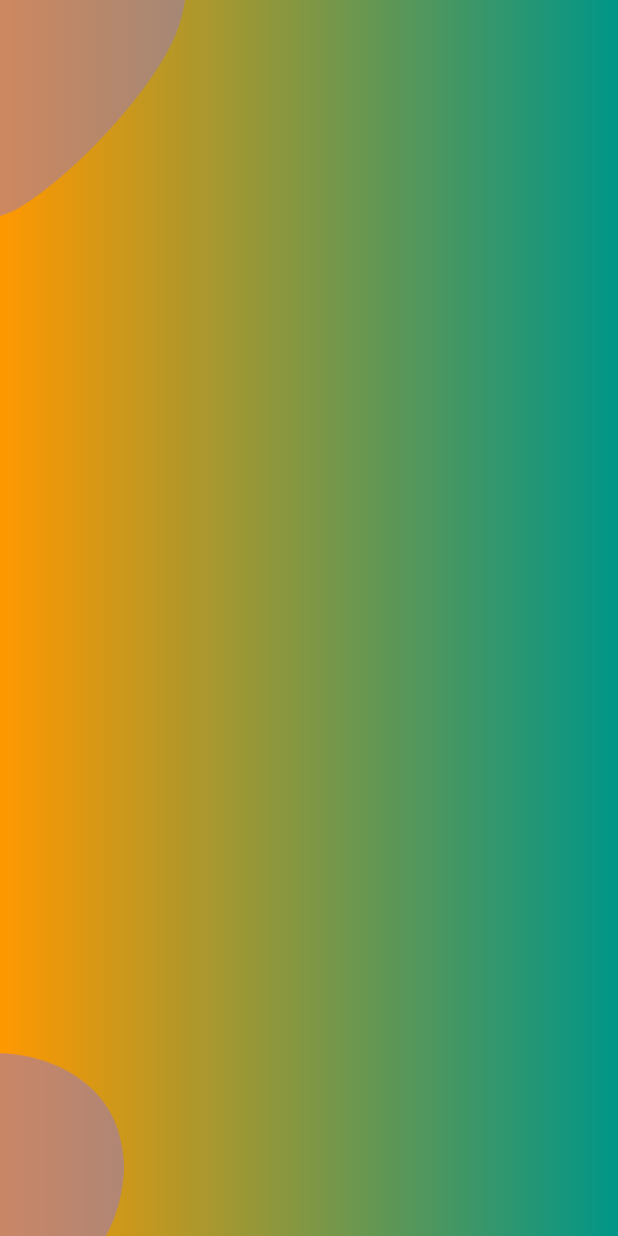
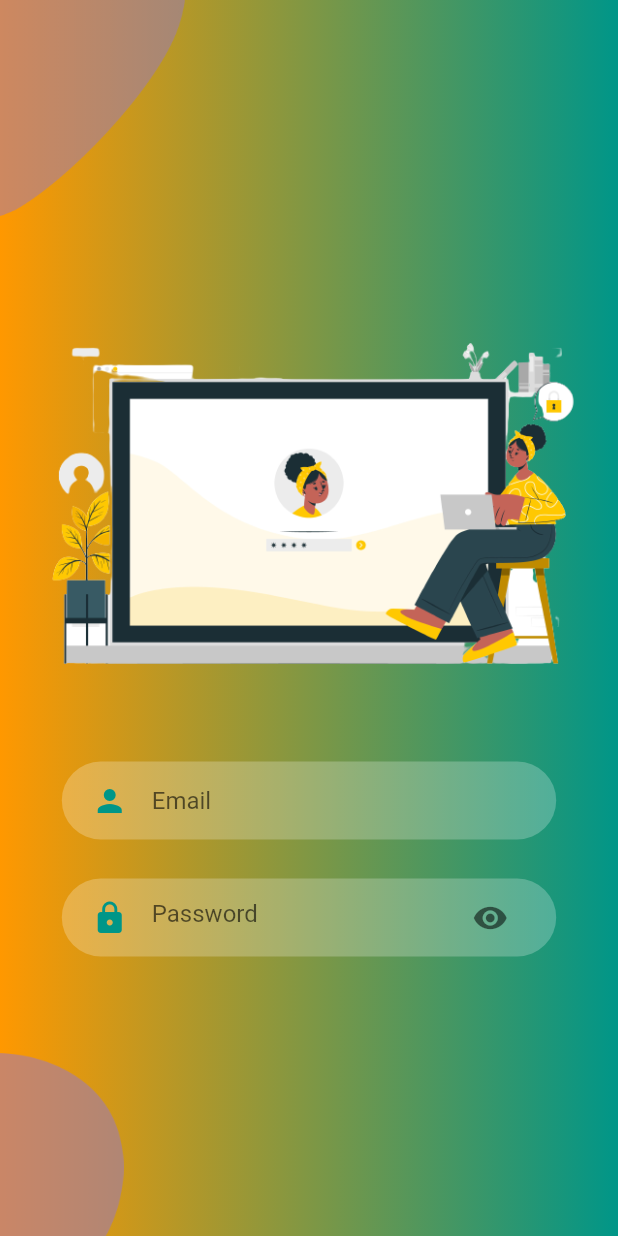
Before and after one commit to otegaoo/flutter-fiverr, a Flutter app: the screen it shows after launch, after a tap on "LOGIN", on a phone screen of 412 x 824 dp. Run offline on Flutter 3.47's test engine with Material 2 defaults, Android fonts, the phone set to English and light mode, and no system bars; our stand-ins replace firebase_auth, firebase_core; accounts and stored records are empty.

Commit message:
FE || Flutter-ui || Login-page password field video #15

```diff
--- a/fiverr/lib/LoginScreen/background.dart
+++ b/fiverr/lib/LoginScreen/background.dart
@@ -1,9 +1,10 @@
 import 'package:flutter/material.dart';
 
 class LoginBackground extends StatelessWidget {
-  //final Widget child;
 
-  //const WelcomeBackground({required this.child});
+  final Widget child;
+
+  LoginBackground({required this.child});
 
   @override
   Widget build(BuildContext context) {
@@ -37,7 +38,7 @@ class LoginBackground extends StatelessWidget {
               color: Colors.deepPurple.shade300,
               width: size.width * 0.2,)
               ),
-              //child,
+              child,
         ],
         )
     );
--- a/fiverr/lib/LoginScreen/body.dart
+++ b/fiverr/lib/LoginScreen/body.dart
@@ -1,3 +1,6 @@
+import 'package:fiverr/LoginScreen/background.dart';
+import 'package:fiverr/Widgets/rounded_input_field.dart';
+import 'package:fiverr/Widgets/rounded_password_field.dart';
 import 'package:flutter/material.dart';
 
 class LoginBody extends StatefulWidget {
@@ -7,8 +10,40 @@ class LoginBody extends StatefulWidget {
 }
 
 class _LoginBodyState extends State<LoginBody> {
+
+  final TextEditingController _emailController = TextEditingController();
+  final TextEditingController _passwordController = TextEditingController();
+
   @override
   Widget build(BuildContext context) {
-    return Container();
+    Size size = MediaQuery.of(context).size;
+    return LoginBackground(
+      child: SingleChildScrollView(
+        child: Column(
+          mainAxisAlignment: MainAxisAlignment.center,
+          children: [
+            SizedBox(height: size.height * 0.04,),
+            Image.asset('assets/icons/login.png',
+            height: size.height * 0.32,
+            ),
+            SizedBox(height: size.height * 0.03,),
+            RoundedInputField(
+              hintText: 'Email',
+              icon: Icons.person,
+              onChanged: (value)
+              {
+                  _emailController.text = value;
+                },
+              ),
+              const SizedBox(height: 6,),
+              RoundedPasswordField(
+                onChanged: (value) {
+                  _passwordController.text = value;
+                },
+              ),
+          ]
+        ),
+      )
+    );
   }
 }
--- a/fiverr/lib/LoginScreen/login_screen.dart
+++ b/fiverr/lib/LoginScreen/login_screen.dart
@@ -8,7 +8,7 @@ class LoginScreen extends StatelessWidget {
   @override
   Widget build(BuildContext context) {
     return Scaffold(
-      body: LoginBackground(),
+      body: LoginBody(),
     );
   }
 }
--- /dev/null
+++ b/fiverr/lib/Widgets/rounded_input_field.dart
@@ -0,0 +1,33 @@
+import 'package:fiverr/Widgets/text_field_container.dart';
+import 'package:flutter/material.dart';
+
+class RoundedInputField extends StatelessWidget {
+
+  final String hintText;
+  final IconData icon;
+  final ValueChanged<String> onChanged;
+
+RoundedInputField({
+  required this.hintText,
+  this.icon = Icons.person,
+  required this.onChanged,
+});
+
+  @override
+  Widget build(BuildContext context) {
+    return TextFieldContainer(
+      child: TextField(
+        onChanged: onChanged,
+        cursorColor: Colors.teal,
+        decoration: InputDecoration(
+          icon: Icon(
+            icon,
+            color: Colors.teal,
+            ),
+            hintText: hintText,
+            border: InputBorder.none,
+          )
+        ),
+    );
+  }
+}
--- /dev/null
+++ b/fiverr/lib/Widgets/rounded_password_field.dart
@@ -0,0 +1,50 @@
+import 'package:fiverr/Widgets/text_field_container.dart';
+import 'package:flutter/material.dart';
+
+class RoundedPasswordField extends StatefulWidget {
+
+  final ValueChanged<String> onChanged;
+
+  RoundedPasswordField({
+    required this.onChanged,
+  });
+
+  @override
+  State<RoundedPasswordField> createState() => _RoundedPasswordFieldState();
+}
+
+bool obscureText = true;
+
+class _RoundedPasswordFieldState extends State<RoundedPasswordField> {
+  @override
+  Widget build(BuildContext context) {
+    return TextFieldContainer(
+      child: TextFormField(
+        obscureText: !obscureText,
+        onChanged: widget.onChanged,
+        cursorColor: Colors.teal,
+        decoration: InputDecoration(
+          hintText: 'Password',
+          icon: Icon(
+            Icons.lock,
+          color: Colors.teal,
+          ),
+          suffixIcon: GestureDetector(
+            onTap: (){
+              setState(() {
+                obscureText = !obscureText;
+              });
+            },
+            child: Icon(
+              obscureText
+              ? Icons.visibility
+              : Icons.visibility_off,
+              color: Colors.black54,
+              ),
+          ),
+          border:InputBorder.none,
+        ),
+      )
+    );
+  }
+}
--- /dev/null
+++ b/fiverr/lib/Widgets/text_field_container.dart
@@ -0,0 +1,24 @@
+import 'package:flutter/material.dart';
+
+class TextFieldContainer extends StatelessWidget {
+  final Widget child;
+
+  TextFieldContainer({
+    required this.child,
+  });
+
+  @override
+  Widget build(BuildContext context) {
+    Size size = MediaQuery.of(context).size;
+    return Container(
+      margin: const EdgeInsets.symmetric(vertical: 10),
+      padding: const EdgeInsets.symmetric(horizontal: 20, vertical: 2),
+      width: size.width * 0.8,
+      decoration: BoxDecoration(
+        color: Colors.white24 ,
+        borderRadius: BorderRadius.circular(29),
+        ),
+        child: child,
+    );
+  }
+}
```
